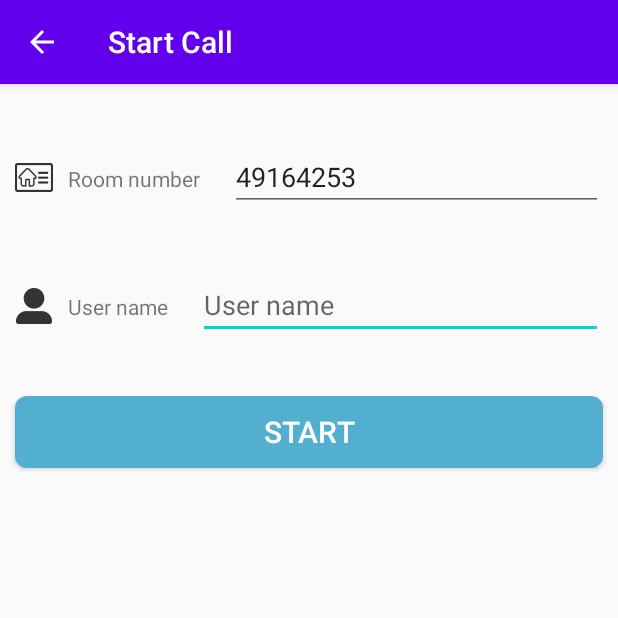
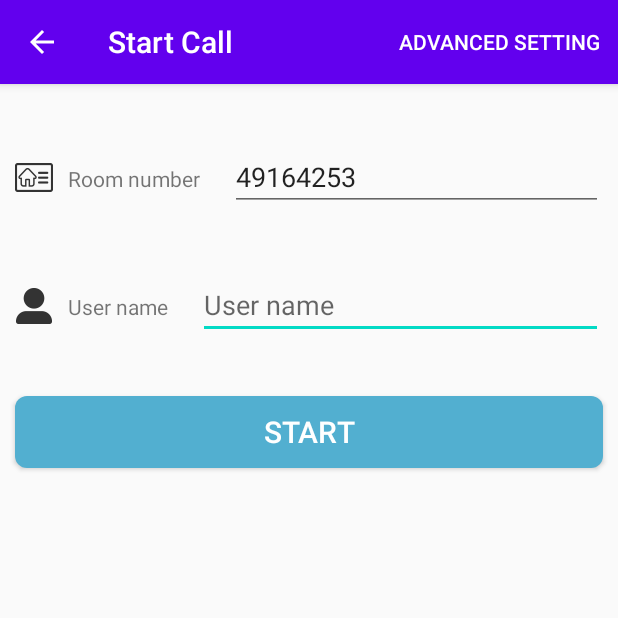
Before and after one commit to PanoVideo/PanoVideoDemo, an Android app: the screen it shows after launch (RoomActivity), after a tap on "START CALL", on a phone screen of 412 x 824 dp, the top half of it. Run offline under Robolectric (Android 15) with nearby library versions, the phone set to English and light mode, and no system bars; libraries missing offline, so code that uses them is left out: com.pano.rtc; 12 statements that could not run were skipped.

Commit message:
Android: Support Special Customer Requirement

```diff
--- a/Android/PanoCall/app/src/main/java/video/pano/panocall/PanoApplication.java
+++ b/Android/PanoCall/app/src/main/java/video/pano/panocall/PanoApplication.java
@@ -20,11 +20,13 @@ import java.util.UUID;
 
 
 public class PanoApplication extends Application {
-    public static final String TAG = "PanoApplication";
-    public static final String APPID = 填写你的APPID;
-    public static final String PANO_SERVER = "api.pano.video";
+    public static String TAG = "PanoApplication";
+    public static String APPID = 填写你的APPID;
+    public static String PANO_SERVER = "api.pano.video";
     public static long kMaxAudioDumpSize = 200*1024*1024; // 200 MB
-    public static final String APP_TOKEN = 填写你的TOKEN;
+    public static String APP_TOKEN = 填写你的TOKEN;
+    public static String USER_ID;
+
 
     private RtcEngine mRtcEngine;
     private PanoEngineCallback mRtcCallback = new PanoEngineCallback();
@@ -62,7 +64,10 @@ public class PanoApplication extends Application {
         if (lang != 0) {
             updateLanguage(lang);
         }*/
+        createPanoEngine();
+    }
 
+    private void createPanoEngine() {
 
         // 设置PANO媒体引擎的配置参数
         RtcEngineConfig engineConfig = new RtcEngineConfig();
@@ -82,6 +87,12 @@ public class PanoApplication extends Application {
     }
 
     public RtcEngine getPanoEngine() { return mRtcEngine; }
+
+    public void refreshPanoEngine() {
+        RtcEngine.destroy();
+        createPanoEngine();
+    }
+
     public PanoEngineCallback getPanoCallback() { return mRtcCallback; }
     public String getAppUuid() { return mAppUuid; }
     public void updateLanguage(int lang) {
--- /dev/null
+++ b/Android/PanoCall/app/src/main/res/menu/menu_room.xml
@@ -0,0 +1,10 @@
+<menu xmlns:android="http://schemas.android.com/apk/res/android"
+    xmlns:app="http://schemas.android.com/apk/res-auto"
+    xmlns:tools="http://schemas.android.com/tools"
+    tools:context="video.pano.panocall.MainActivity">
+    <item
+        android:id="@+id/action_advanced_settings"
+        android:orderInCategory="100"
+        android:title="@string/action_advanced_settings"
+        app:showAsAction="always" />
+</menu>
--- a/Android/PanoCall/app/src/main/res/values/strings.xml
+++ b/Android/PanoCall/app/src/main/res/values/strings.xml
@@ -85,4 +85,11 @@
     <string name="title_face_beauty_enable">Open beauty</string>
     <string name="title_face_beauty_intensity">Beauty intensity</string>
 
+    <!-- Room Advanced Settings-->
+    <string name="action_advanced_settings">Advanced Setting</string>
+    <string name="room_advanced_settings_title">Please input Pano config</string>
+    <string name="room_advanced_settings_app_id">Please input AppID</string>
+    <string name="room_advanced_settings_app_server">Please input PanoServer</string>
+    <string name="room_advanced_settings_token">Please input Token</string>
+    <string name="room_advanced_settings_user_id">Please input UserId</string>
 </resources>
```
Also changed, not shown: Android/PanoCall/app/src/main/java/video/pano/panocall/RoomActivity.java (+50 -1 lines), Android/PanoCall/app/src/main/res/layout/dialog_room_advanced_setting.xml (added, +48 -0 lines), 1 other file.
